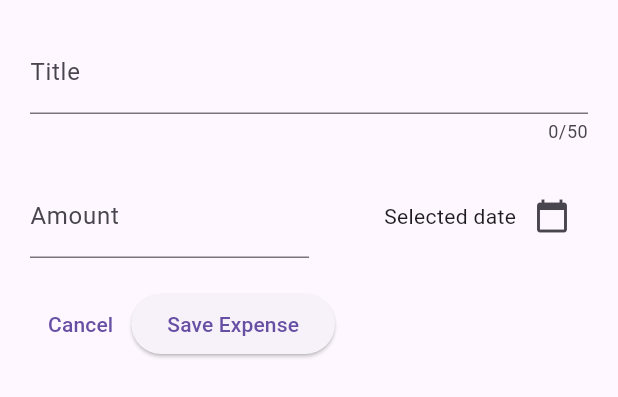
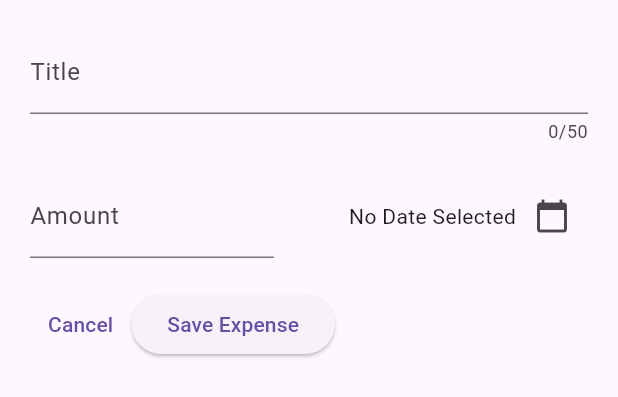
Before and after one commit to ShnAhmad/Expense_Tracker, a Flutter app: the NewExpense widget shown alone on an empty page, opened directly, on a phone screen of 412 x 824 dp. Shown: the top 397 px of the screen. Run offline on Flutter 3.47's test engine with Material 2 defaults, Android fonts, the phone set to English and light mode, and no system bars.

Commit message:
added Date Picker

```diff
--- a/lib/Screens/NewExpense/newexpense.dart
+++ b/lib/Screens/NewExpense/newexpense.dart
@@ -1,4 +1,5 @@
 import 'package:flutter/material.dart';
+import 'package:intl/intl.dart';
 
 class NewExpense extends StatefulWidget {
   const NewExpense({super.key});
@@ -10,21 +11,18 @@ class NewExpense extends StatefulWidget {
 class _NewExpenseState extends State<NewExpense> {
   final _titlecontroller = TextEditingController();
   final _amountcontroller = TextEditingController();
-  late DateTime now;
-  late DateTime firstDate;
-  @override
-  void initState() {
-    now = DateTime.now();
-    firstDate = DateTime(now.year - 1, now.month, now.day);
-    super.initState();
-  }
+  DateTime? _selectedDate;
 
-  void _showDate() {
-    showDatePicker(
-        context: context,
-        initialDate: now,
-        firstDate: firstDate,
-        lastDate: now);
+  void _showDate() async {
+    final pickedDate = await showDatePicker(
+      context: context,
+      initialDate: DateTime.now(),
+      firstDate: DateTime(2000),
+      lastDate: DateTime.now(),
+    );
+    setState(() {
+      _selectedDate = pickedDate;
+    });
   }
 
   @override
@@ -69,7 +67,11 @@ class _NewExpenseState extends State<NewExpense> {
                 mainAxisAlignment: MainAxisAlignment.start,
                 // crossAxisAlignment: CrossAxisAlignment.center,
                 children: [
-                  const Text('Selected date'),
+                  Text(
+                    _selectedDate == null
+                        ? 'No Date Selected'
+                        : DateFormat.yMd().format(_selectedDate!).toString(),
+                  ),
                   IconButton(
                     onPressed: _showDate,
                     icon: const Icon(Icons.calendar_today),
```
